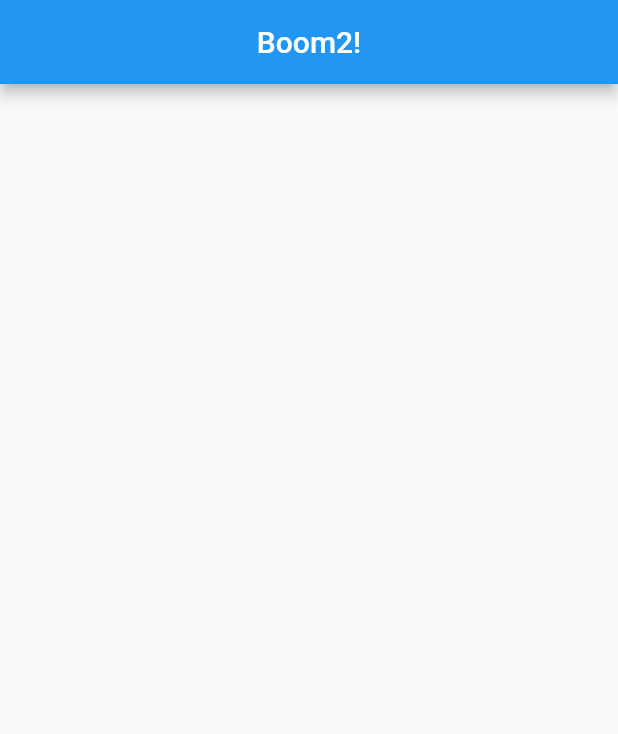
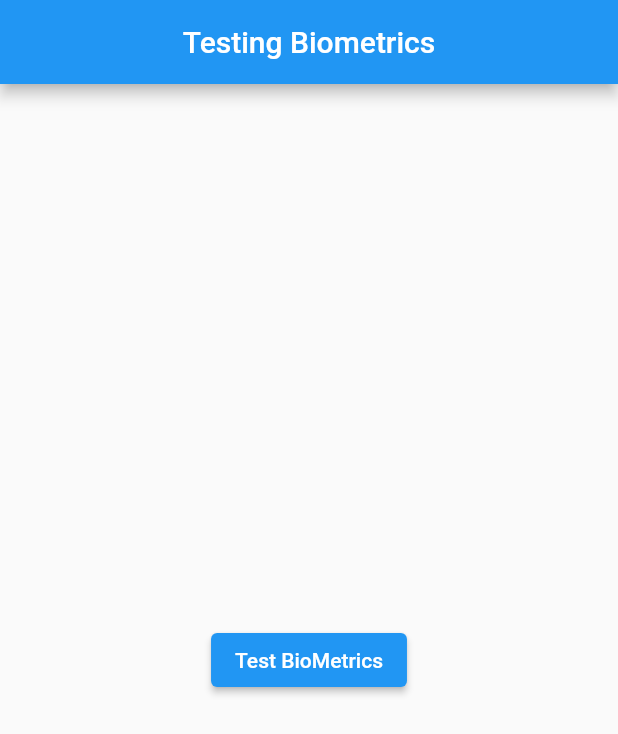
Before and after one commit to blakewood84/flutter-biometrics, a Flutter app: the screen it shows after launch, on a phone screen of 412 x 824 dp. Shown: the top 734 px of the screen. Run offline on Flutter 3.47's test engine with Material 2 defaults, Android fonts, the phone set to English and light mode, and no system bars.

Commit message:
updated info.plist. ui changes

```diff
--- a/lib/main.dart
+++ b/lib/main.dart
@@ -10,6 +10,8 @@ class MyApp extends StatelessWidget {
   // This widget is the root of your application.
   @override
   Widget build(BuildContext context) {
+    final size = MediaQuery.of(context).size;
+
     return MaterialApp(
       title: 'Flutter Demo',
       theme: ThemeData(
@@ -17,8 +19,24 @@ class MyApp extends StatelessWidget {
       ),
       home: Scaffold(
         appBar: AppBar(
-          title: const Text('Boom2!'),
+          title: const Text('Testing Biometrics'),
           centerTitle: true,
+        ),
+        body: Scaffold(
+          body: SizedBox(
+            width: size.width,
+            height: size.height,
+            child: Column(
+              mainAxisAlignment: MainAxisAlignment.center,
+              crossAxisAlignment: CrossAxisAlignment.center,
+              children: [
+                ElevatedButton(
+                  onPressed: () {},
+                  child: const Text('Test BioMetrics'),
+                ),
+              ],
+            ),
+          ),
         ),
       ),
     );
```
Also changed, not shown: 1 other file.
